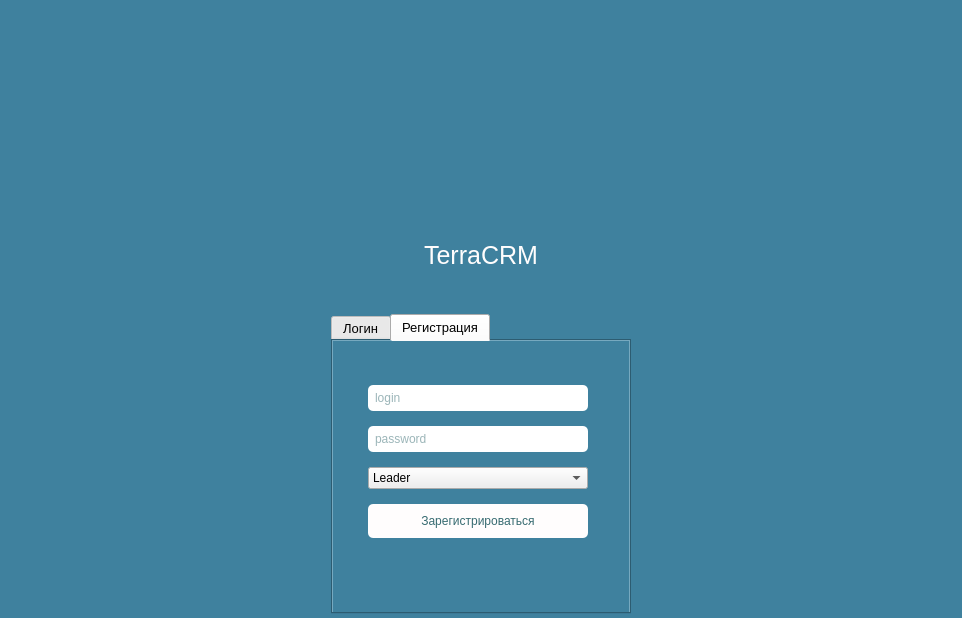
The window that LoginWindow.ui (Barnaga/TerraCRM) describes before a commit, drawn with Qt 5.
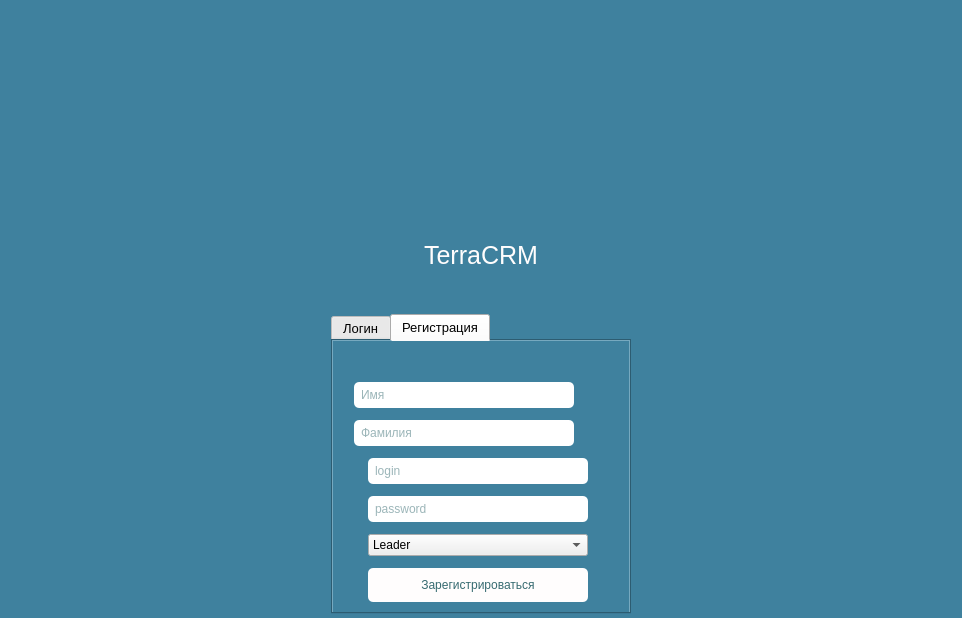
The same window after the commit.

What changed in the file:
```diff
--- a/LoginWindow.ui
+++ b/LoginWindow.ui
@@ -330,7 +330,7 @@
             <x>10</x>
             <y>10</y>
             <width>271</width>
-            <height>203</height>
+            <height>263</height>
            </rect>
           </property>
           <layout class="QVBoxLayout" name="verticalLayout_2">
@@ -353,10 +353,60 @@
              </property>
             </spacer>
            </item>
+           <item>
+            <widget class="QLineEdit" name="nameEdit">
+             <property name="sizePolicy">
+              <sizepolicy hsizetype="Maximum" vsizetype="Fixed">
+               <horstretch>0</horstretch>
+               <verstretch>0</verstretch>
+              </sizepolicy>
+             </property>
+             <property name="minimumSize">
+              <size>
+               <width>220</width>
+               <height>0</height>
+              </size>
+             </property>
+             <property name="maximumSize">
+              <size>
+               <width>220</width>
+               <height>16777215</height>
+              </size>
+             </property>
+             <property name="placeholderText">
+              <string>Имя</string>
+             </property>
+            </widget>
+           </item>
+           <item>
+            <widget class="QLineEdit" name="surnameEdit">
+             <property name="sizePolicy">
+              <sizepolicy hsizetype="Maximum" vsizetype="Fixed">
+               <horstretch>0</horstretch>
+               <verstretch>0</verstretch>
+              </sizepolicy>
+             </property>
+             <property name="minimumSize">
+              <size>
+               <width>220</width>
+               <height>0</height>
+              </size>
+             </property>
+             <property name="maximumSize">
+              <size>
+               <width>220</width>
+               <height>16777215</height>
+              </size>
+             </property>
+             <property name="placeholderText">
+              <string>Фамилия</string>
+             </property>
+            </widget>
+           </item>
            <item alignment="Qt::AlignmentFlag::AlignHCenter">
             <widget class="QLineEdit" name="loginEdit_2">
              <property name="sizePolicy">
-              <sizepolicy hsizetype="Minimum" vsizetype="Fixed">
+              <sizepolicy hsizetype="Maximum" vsizetype="Fixed">
                <horstretch>0</horstretch>
                <verstretch>0</verstretch>
               </sizepolicy>
```
